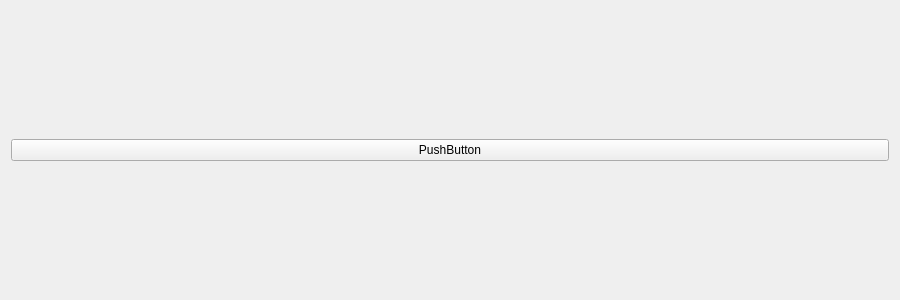
First picture: the form in src/mainwidget.ui, repository Ndgt/AnimateBlendShape, before the edit.
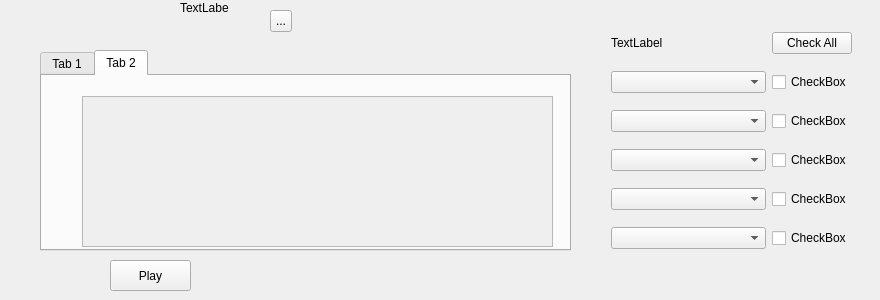
Second picture: the form after the edit.

What changed in the file:
```diff
--- a/src/mainwidget.ui
+++ b/src/mainwidget.ui
@@ -6,7 +6,7 @@
    <rect>
     <x>0</x>
     <y>0</y>
-    <width>900</width>
+    <width>880</width>
     <height>300</height>
    </rect>
   </property>
@@ -19,22 +19,238 @@
   <property name="windowTitle">
    <string>Form</string>
   </property>
-  <layout class="QVBoxLayout" name="verticalLayout">
-   <item>
-    <layout class="QVBoxLayout" name="verticalLayout_2">
-     <item>
-      <widget class="QPushButton" name="pushButton">
-       <property name="text">
-        <string>PushButton</string>
-       </property>
-       <property name="shortcut">
-        <string notr="true">Ctrl+S</string>
-       </property>
-      </widget>
-     </item>
-    </layout>
-   </item>
-  </layout>
+  <widget class="QTabWidget" name="tabWidget">
+   <property name="geometry">
+    <rect>
+     <x>40</x>
+     <y>50</y>
+     <width>531</width>
+     <height>201</height>
+    </rect>
+   </property>
+   <property name="currentIndex">
+    <number>1</number>
+   </property>
+   <widget class="QWidget" name="tab">
+    <attribute name="title">
+     <string>Tab 1</string>
+    </attribute>
+   </widget>
+   <widget class="QWidget" name="tab_2">
+    <attribute name="title">
+     <string>Tab 2</string>
+    </attribute>
+    <widget class="QScrollArea" name="scrollArea">
+     <property name="geometry">
+      <rect>
+       <x>40</x>
+       <y>20</y>
+       <width>471</width>
+       <height>151</height>
+      </rect>
+     </property>
+     <property name="widgetResizable">
+      <bool>true</bool>
+     </property>
+     <widget class="QWidget" name="scrollAreaWidgetContents">
+      <property name="geometry">
+       <rect>
+        <x>0</x>
+        <y>0</y>
+        <width>469</width>
+        <height>149</height>
+       </rect>
+      </property>
+     </widget>
+    </widget>
+   </widget>
+  </widget>
+  <widget class="QToolButton" name="toolButton">
+   <property name="geometry">
+    <rect>
+     <x>270</x>
+     <y>10</y>
+     <width>22</width>
+     <height>22</height>
+    </rect>
+   </property>
+   <property name="text">
+    <string>...</string>
+   </property>
+  </widget>
+  <widget class="QLabel" name="label">
+   <property name="geometry">
+    <rect>
+     <x>180</x>
+     <y>0</y>
+     <width>49</width>
+     <height>16</height>
+    </rect>
+   </property>
+   <property name="text">
+    <string>TextLabel</string>
+   </property>
+  </widget>
+  <widget class="QPushButton" name="pushButton">
+   <property name="geometry">
+    <rect>
+     <x>110</x>
+     <y>260</y>
+     <width>81</width>
+     <height>31</height>
+    </rect>
+   </property>
+   <property name="text">
+    <string>Play</string>
+   </property>
+   <property name="shortcut">
+    <string notr="true">Ctrl+S</string>
+   </property>
+  </widget>
+  <widget class="QWidget" name="">
+   <property name="geometry">
+    <rect>
+     <x>611</x>
+     <y>21</y>
+     <width>241</width>
+     <height>241</height>
+    </rect>
+   </property>
+   <layout class="QVBoxLayout" name="verticalLayout">
+    <item>
+     <layout class="QHBoxLayout" name="horizontalLayout_6">
+      <item>
+       <widget class="QLabel" name="label_2">
+        <property name="sizePolicy">
+         <sizepolicy hsizetype="MinimumExpanding" vsizetype="Preferred">
+          <horstretch>0</horstretch>
+          <verstretch>0</verstretch>
+         </sizepolicy>
+        </property>
+        <property name="text">
+         <string>TextLabel</string>
+        </property>
+       </widget>
+      </item>
+      <item>
+       <widget class="QPushButton" name="pushButton_2">
+        <property name="text">
+         <string>Check All</string>
+        </property>
+       </widget>
+      </item>
+     </layout>
+    </item>
+    <item>
+     <layout class="QHBoxLayout" name="horizontalLayout">
+      <item>
+       <widget class="QComboBox" name="comboBox">
+        <property name="sizePolicy">
+         <sizepolicy hsizetype="MinimumExpanding" vsizetype="Minimum">
+          <horstretch>0</horstretch>
+          <verstretch>0</verstretch>
+         </sizepolicy>
+        </property>
+       </widget>
+      </item>
+      <item>
+       <widget class="QCheckBox" name="checkBox">
+        <property name="text">
+         <string>CheckBox</string>
+        </property>
+        <property name="tristate">
+         <bool>false</bool>
+        </property>
+       </widget>
+      </item>
+     </layout>
+    </item>
+    <item>
+     <layout class="QHBoxLayout" name="horizontalLayout_2">
+      <item>
+       <widget class="QComboBox" name="comboBox_2">
+        <property name="sizePolicy">
+         <sizepolicy hsizetype="MinimumExpanding" vsizetype="Minimum">
+          <horstretch>0</horstretch>
+          <verstretch>0</verstretch>
+         </sizepolicy>
+        </property>
+       </widget>
+      </item>
+      <item>
+       <widget class="QCheckBox" name="checkBox_2">
+        <property name="text">
+         <string>CheckBox</string>
+        </property>
+       </widget>
+      </item>
+     </layout>
+    </item>
+    <item>
+     <layout class="QHBoxLayout" name="horizontalLayout_3">
+      <item>
+       <widget class="QComboBox" name="comboBox_3">
+        <property name="sizePolicy">
+         <sizepolicy hsizetype="MinimumExpanding" vsizetype="Minimum">
+          <horstretch>0</horstretch>
+          <verstretch>0</verstretch>
+         </sizepolicy>
+        </property>
+       </widget>
+      </item>
+      <item>
+       <widget class="QCheckBox" name="checkBox_3">
+        <property name="text">
+         <string>CheckBox</string>
+        </property>
+       </widget>
+      </item>
+     </layout>
+    </item>
+    <item>
+     <layout class="QHBoxLayout" name="horizontalLayout_4">
+      <item>
+       <widget class="QComboBox" name="comboBox_4">
+        <property name="sizePolicy">
+         <sizepolicy hsizetype="MinimumExpanding" vsizetype="Minimum">
+          <horstretch>0</horstretch>
+          <verstretch>0</verstretch>
+         </sizepolicy>
+        </property>
+       </widget>
+      </item>
+      <item>
+       <widget class="QCheckBox" name="checkBox_4">
+        <property name="text">
+         <string>CheckBox</string>
+        </property>
+       </widget>
+      </item>
+     </layout>
+    </item>
+    <item>
+     <layout class="QHBoxLayout" name="horizontalLayout_5">
+      <item>
+       <widget class="QComboBox" name="comboBox_5">
+        <property name="sizePolicy">
+         <sizepolicy hsizetype="MinimumExpanding" vsizetype="Minimum">
+          <horstretch>0</horstretch>
+          <verstretch>0</verstretch>
+         </sizepolicy>
+        </property>
+       </widget>
+      </item>
+      <item>
+       <widget class="QCheckBox" name="checkBox_5">
+        <property name="text">
+         <string>CheckBox</string>
+        </property>
+       </widget>
+      </item>
+     </layout>
+    </item>
+   </layout>
+  </widget>
  </widget>
  <resources/>
  <connections>
```
